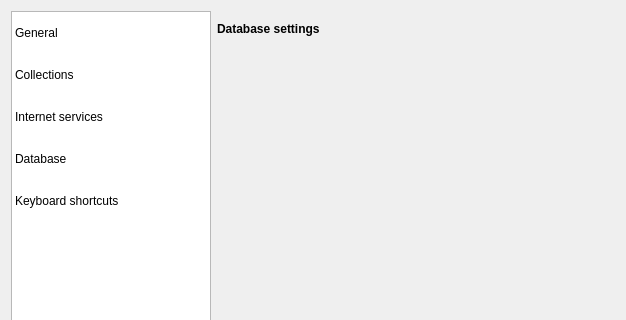
This is src/settingsdialog.ui in sigsergv/ororok as Qt 5 draws it before an edit; both pictures show x 0 to 626 and y 0 to 320 of the 626 by 508 pixel window. The edited form follows.
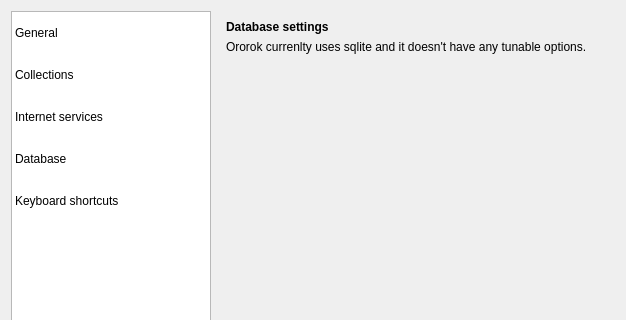
This is the edited form. The open tabs and pages were chosen to show the change. Icons and pictures are not drawn. Custom widgets are drawn as their Qt base class.

Commit message: Minor ui layout improvements, translations updated.

```diff
--- a/src/settingsdialog.ui
+++ b/src/settingsdialog.ui
@@ -399,15 +399,11 @@
         </widget>
        </widget>
        <widget class="QWidget" name="page_2">
+        <layout class="QVBoxLayout" name="verticalLayout_7">
+         <item>
+          <layout class="QVBoxLayout" name="verticalLayout_6">
+           <item>
         <widget class="QLabel" name="label_3">
-         <property name="geometry">
-          <rect>
-           <x>0</x>
-           <y>10</y>
-           <width>251</width>
-           <height>16</height>
-          </rect>
-         </property>
          <property name="font">
           <font>
            <weight>75</weight>
@@ -418,6 +414,33 @@
           <string>Database settings</string>
          </property>
         </widget>
+           </item>
+           <item>
+            <widget class="QLabel" name="label_13">
+             <property name="text">
+              <string>Ororok currenlty uses sqlite and it doesn't have any tunable options.</string>
+             </property>
+             <property name="wordWrap">
+              <bool>true</bool>
+             </property>
+            </widget>
+           </item>
+           <item>
+            <spacer name="verticalSpacer_4">
+             <property name="orientation">
+              <enum>Qt::Vertical</enum>
+             </property>
+             <property name="sizeHint" stdset="0">
+              <size>
+               <width>20</width>
+               <height>40</height>
+              </size>
+             </property>
+            </spacer>
+           </item>
+          </layout>
+         </item>
+        </layout>
        </widget>
        <widget class="QWidget" name="page_5">
         <layout class="QVBoxLayout" name="verticalLayout_4">
```
Left out of the diff: 24 changed lines with no effect on the pictures. Lines whose indentation alone changed are shown as unchanged. The commit also changes 1 other file.
